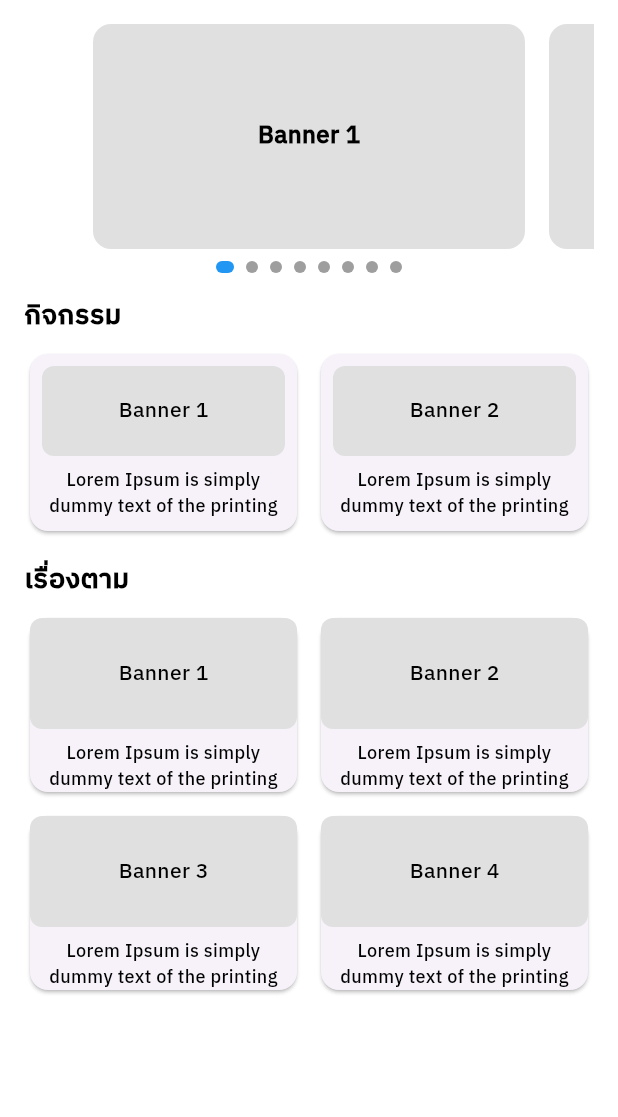
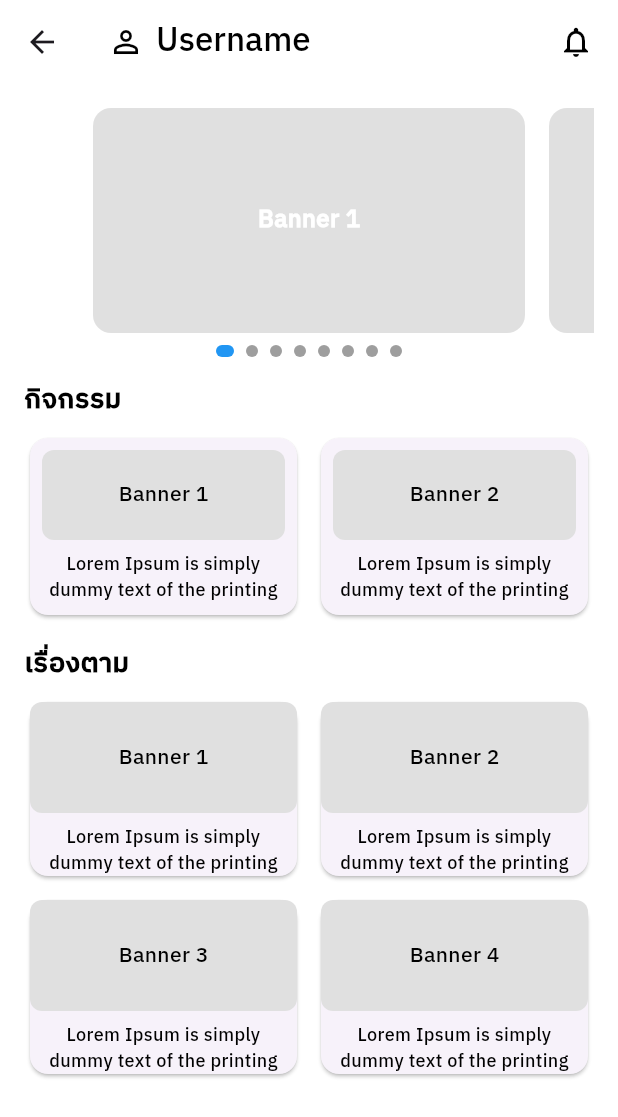
Before and after one commit to xbingsux/rimpa, a Flutter app: the HomeMainPage screen opened directly, on a phone screen of 412 x 824 dp. Shown: the top 1117 px of the screen. Run offline on Flutter 3.47's test engine with Material 3 defaults, Android fonts, the phone set to English and light mode, and no system bars; our stand-ins replace dio, get.

Commit message:
home notifications (fix)

```diff
--- a/mobile/lib/modules/views/home/home_main.dart
+++ b/mobile/lib/modules/views/home/home_main.dart
@@ -88,7 +88,7 @@ class _HomePageState extends State<HomePage> {
                         style: TextStyle(
                             fontSize: 16,
                             fontWeight: FontWeight.bold,
-                        ),
+                            color: Colors.white),
                       ),
                     ),
                   ),
@@ -289,7 +289,28 @@ class _HomeMainPageState extends State<HomeMainPage> {
 
   @override
   Widget build(BuildContext context) {
-    return SingleChildScrollView(
+    return Scaffold(
+      appBar: AppBar(
+        backgroundColor: Colors.white,
+        elevation: 0,
+        title: Row(
+          mainAxisAlignment: MainAxisAlignment.spaceBetween,
+          children: [
+            Row(
+              children: [
+                Icon(Icons.person_outline, color: Colors.black),
+                SizedBox(width: 8),
+                Text(
+                  "Username",
+                  style: TextStyle(color: Colors.black),
+                ),
+              ],
+            ),
+            Icon(Icons.notifications_none, color: Colors.black),
+          ],
+        ),
+      ),
+      body: SingleChildScrollView(
         child: Padding(
           padding: const EdgeInsets.all(16.0),
           child: Column(
@@ -318,6 +339,7 @@ class _HomeMainPageState extends State<HomeMainPage> {
                         style: TextStyle(
                           fontSize: 16,
                           fontWeight: FontWeight.bold,
+                          color: Colors.white,
                         ),
                       ),
                     ),
@@ -450,6 +472,7 @@ class _HomeMainPageState extends State<HomeMainPage> {
             ],
           ),
         ),
+      ),
     );
   }
 }
```
Also changed, not shown: mobile/lib/modules/views/home/home.view.dart (+0 -20 lines), mobile/lib/modules/views/home/home_event.dart (+24 -2 lines), mobile/lib/modules/views/home/home_profile.dart (+24 -2 lines), mobile/lib/modules/views/home/home_qr.dart (+24 -2 lines), mobile/lib/modules/views/home/home_reward.dart (+24 -2 lines). Lines whose indentation alone changed are shown as unchanged.
